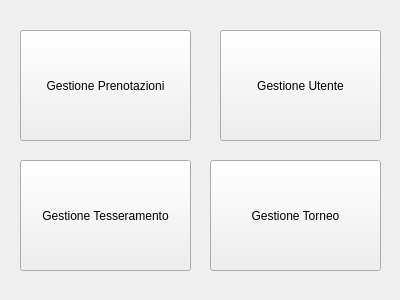
nicobello10/progetto-ingegneria-del-software, file Implementazione/Viste/home.ui: the form before one commit.
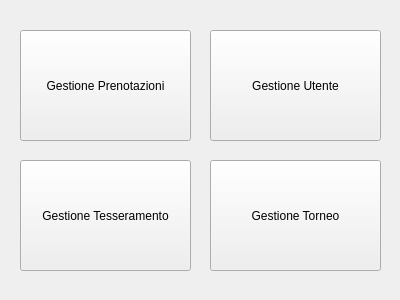
The form after the commit.

Commit message: aggiunte ui main e utente

```diff
--- a/Implementazione/Viste/home.ui
+++ b/Implementazione/Viste/home.ui
@@ -29,9 +29,9 @@
   <widget class="QPushButton" name="pushButton_2">
    <property name="geometry">
     <rect>
-     <x>220</x>
+     <x>210</x>
      <y>30</y>
-     <width>161</width>
+     <width>171</width>
      <height>111</height>
     </rect>
    </property>
```
Left out of the diff: 8 changed lines with no effect on the pictures. The commit also changes 5 other files.
